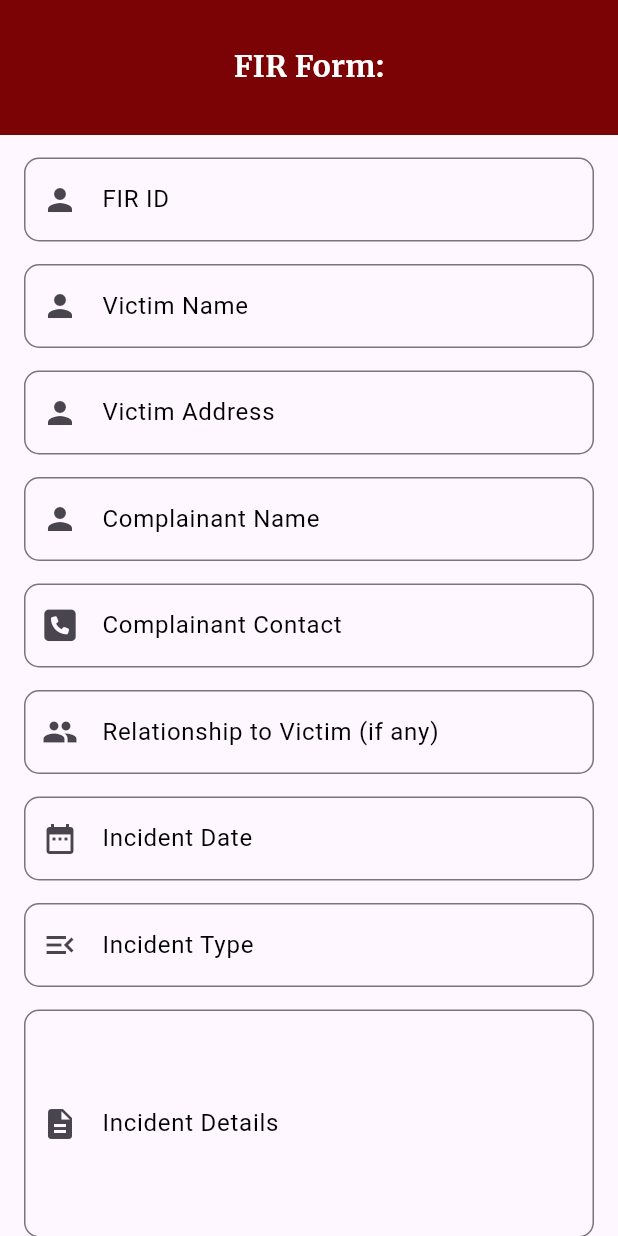
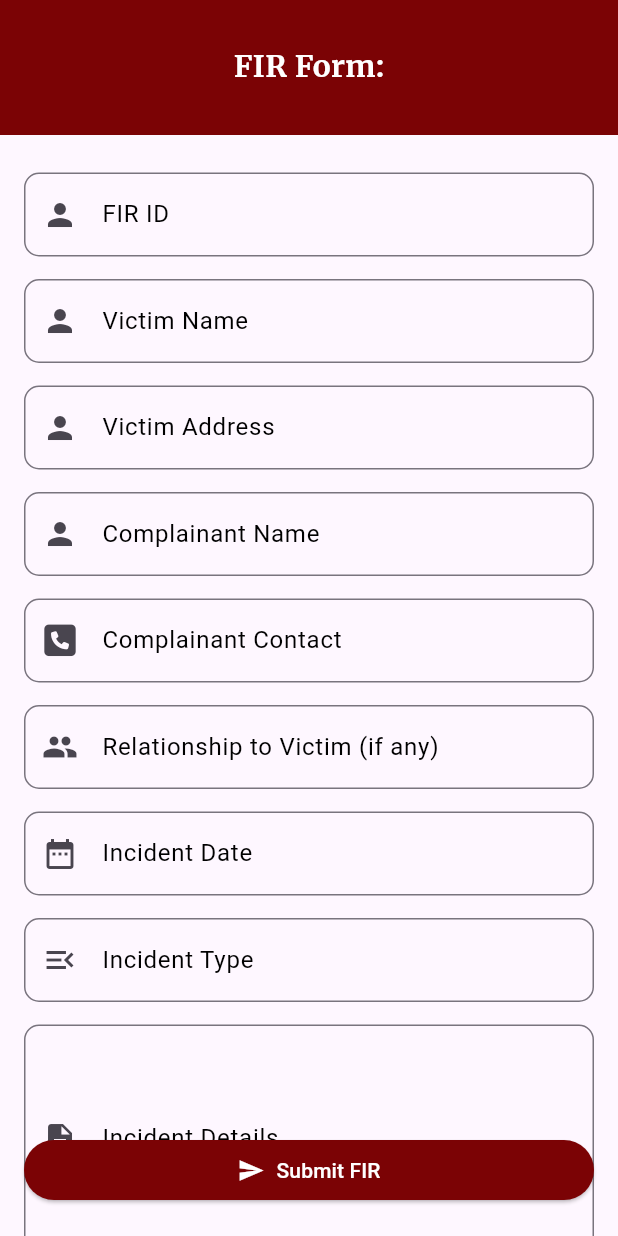
Before and after one commit to Ayesha126/crime_project, a Flutter app: the FIRFormPage screen opened directly with empty values, on a phone screen of 412 x 824 dp. Run offline on Flutter 3.47's test engine with Material 3 defaults, Android fonts, the phone set to English and light mode, and no system bars; our stand-ins replace carousel_slider, cloud_firestore, firebase_auth, firebase_core, fluttertoast, font_awesome_flutter and 5 more; missing offline and left inert: flutter_phone_direct_caller; accounts and stored records are empty.

```diff
--- a/lib/citizen/services.dart
+++ b/lib/citizen/services.dart
@@ -212,7 +212,7 @@ class _ServicePageState extends State<ServicePage> {
                         },
                         child: Align(
                           alignment: Alignment.bottomCenter,
-                          child: Image.asset('images/report.png', scale: 6.0),
+                          child: Image.asset('images/trip.png', scale: 8.4),
                         ),
                       ),
 
--- a/lib/police/PolicePg/FIR_form.dart
+++ b/lib/police/PolicePg/FIR_form.dart
@@ -28,7 +28,7 @@ class _FIRFormPageState extends State<FIRFormPage> {
     return Theme(
       data: ThemeData(
         primaryColor: Color(0xFF7B0305), // Change primary color to red
-        inputDecorationTheme:  InputDecorationTheme(
+        inputDecorationTheme: InputDecorationTheme(
           border: OutlineInputBorder(
             borderSide: BorderSide(color: Colors.grey),
             borderRadius: BorderRadius.circular(10.0),
@@ -43,21 +43,26 @@ class _FIRFormPageState extends State<FIRFormPage> {
         ),
       ),
       child: Scaffold(
-        body: SingleChildScrollView(
+        body: Stack(
+          children: [
+            SingleChildScrollView(
+              child: Column(
+                crossAxisAlignment: CrossAxisAlignment.start,
+                children: [
+                  SizedBox(height: 100), // Adjust the height to make space for title bar
+                  Padding(
+                    padding: EdgeInsets.symmetric(horizontal: 16.0),
                     child: Form(
                       key: _formKey,
                       child: Column(
                         crossAxisAlignment: CrossAxisAlignment.start,
                         children: [
-                CustomTitleBar(title: 'FIR Form:'),
                           SizedBox(height: 15),
-                Padding(
-                  padding: EdgeInsets.symmetric(horizontal: 16.0),
-                  child: TextFormField(
+                          // FIR ID Field
+                          TextFormField(
                             controller: _firid,
                             cursorColor: Color(0xFF7B0305),
                             decoration: InputDecoration(
-
                               labelText: 'FIR ID',
                               prefixIcon: Icon(Icons.person), // Add icon on the left side
                             ),
@@ -67,13 +72,10 @@ class _FIRFormPageState extends State<FIRFormPage> {
                               }
                               return null;
                             },
-
-                  ),
                           ),
                           SizedBox(height: 15),
-                Padding(
-                  padding: EdgeInsets.symmetric(horizontal: 16.0),
-                  child: TextFormField(
+                          // Victim Name Field
+                          TextFormField(
                             controller: _victimName,
                             cursorColor: Color(0xFF7B0305),
                             decoration: InputDecoration(
@@ -86,13 +88,10 @@ class _FIRFormPageState extends State<FIRFormPage> {
                               }
                               return null;
                             },
-
-                  ),
                           ),
                           SizedBox(height: 15),
-                Padding(
-                  padding: EdgeInsets.symmetric(horizontal: 16.0),
-                  child: TextFormField(
+                          // Victim Address Field
+                          TextFormField(
                             controller: _victimaddress,
                             cursorColor: Color(0xFF7B0305),
                             decoration: InputDecoration(
@@ -105,15 +104,10 @@ class _FIRFormPageState extends State<FIRFormPage> {
                               }
                               return null;
                             },
-
-
                           ),
-                ),
-                // Add horizontal padding
                           SizedBox(height: 15),
-                Padding(
-                  padding: EdgeInsets.symmetric(horizontal: 16.0),
-                  child: TextFormField(
+                          // Complainant Name Field
+                          TextFormField(
                             controller: _complainantName,
                             cursorColor: Color(0xFF7B0305),
                             decoration: InputDecoration(
@@ -126,14 +120,10 @@ class _FIRFormPageState extends State<FIRFormPage> {
                               }
                               return null;
                             },
-
-
-                  ),
                           ),
                           SizedBox(height: 15),
-                Padding(
-                  padding: EdgeInsets.symmetric(horizontal: 16.0),
-                  child: TextFormField(
+                          // Complainant Contact Field
+                          TextFormField(
                             controller: _complainantContact,
                             cursorColor: Color(0xFF7B0305),
                             decoration: InputDecoration(
@@ -146,14 +136,10 @@ class _FIRFormPageState extends State<FIRFormPage> {
                               }
                               return null;
                             },
-
-
-                  ),
                           ),
                           SizedBox(height: 15),
-                Padding(
-                  padding: EdgeInsets.symmetric(horizontal: 16.0),
-                  child: TextFormField(
+                          // Relationship to Victim Field
+                          TextFormField(
                             controller: _relationshipToVictim,
                             cursorColor: Color(0xFF7B0305),
                             decoration: InputDecoration(
@@ -166,13 +152,10 @@ class _FIRFormPageState extends State<FIRFormPage> {
                               }
                               return null;
                             },
-
-                  ),
                           ),
                           SizedBox(height: 15),
-                Padding(
-                  padding: EdgeInsets.symmetric(horizontal: 16.0),
-                  child: TextFormField(
+                          // Incident Date Field
+                          TextFormField(
                             controller: _incidentDate,
                             cursorColor: Color(0xFF7B0305),
                             decoration: InputDecoration(
@@ -185,14 +168,10 @@ class _FIRFormPageState extends State<FIRFormPage> {
                               }
                               return null;
                             },
-
                           ),
-                ),
-
                           SizedBox(height: 15),
-                Padding(
-                  padding: EdgeInsets.symmetric(horizontal: 16.0),
-                  child: TextFormField(
+                          // Incident Type Field
+                          TextFormField(
                             controller: _incidentType,
                             cursorColor: Color(0xFF7B0305),
                             decoration: InputDecoration(
@@ -205,13 +184,10 @@ class _FIRFormPageState extends State<FIRFormPage> {
                               }
                               return null;
                             },
-
-                  ),
                           ),
                           SizedBox(height: 15),
-                Padding(
-                  padding: EdgeInsets.symmetric(horizontal: 16.0),
-                  child: TextFormField(
+                          // Incident Details Field
+                          TextFormField(
                             controller: _incidentDetails,
                             cursorColor: Color(0xFF7B0305),
                             decoration: InputDecoration(
@@ -227,14 +203,28 @@ class _FIRFormPageState extends State<FIRFormPage> {
                               }
                               return null;
                             },
-
                             maxLines: 5,
                           ),
+                          SizedBox(height: 15),
+                        ],
                       ),
-                SizedBox(height: 15),
-
-                Padding(
-                  padding: EdgeInsets.symmetric(horizontal: 16.0),
+                    ),
+                  ),
+                ],
+              ),
+            ),
+            Positioned(
+              top: 0,
+              left: 0,
+              right: 0,
+              child: CustomTitleBar(title: 'FIR Form:'),
+            ),
+            Positioned(
+              bottom: 0,
+              left: 0,
+              right: 0,
+              child: Padding(
+                padding: EdgeInsets.symmetric(horizontal: 16.0, vertical: 20.0),
                 child: ElevatedButton(
                   onPressed: () {
                     // Validate the form before submission
@@ -251,7 +241,7 @@ class _FIRFormPageState extends State<FIRFormPage> {
                         'Incident Date': _incidentDate.text,
                         'Incident Type': _incidentType.text,
                         'Incident Details': _incidentDetails.text,
-                        });// Save form data
+                      }); // Save form data
                       Navigator.pop(context);
                     }
                   },
@@ -269,9 +259,8 @@ class _FIRFormPageState extends State<FIRFormPage> {
                   ),
                 ),
               ),
+            ),
           ],
-            ),
-          ),
         ),
       ),
     );
```
Also changed, not shown: lib/Pages/adminLogin.dart (+4 -4 lines), lib/citizen/editprofile.dart (+7 -6 lines), lib/police/PolicePg/wantedAdd.dart (+15 -31 lines), images/trip.png (added), pubspec.lock. Lines whose indentation alone changed are shown as unchanged.
